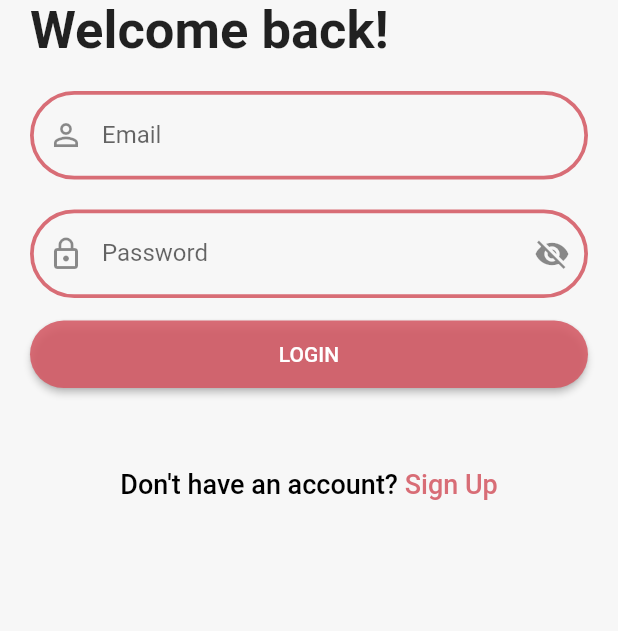
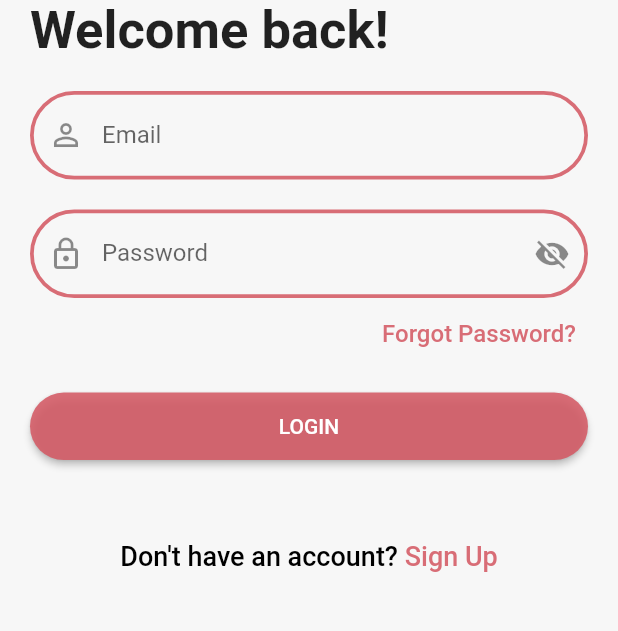
Before and after one commit to Manuel-Aragon/BrixColorFinder, a Flutter app: the screen it shows after launch, item 3 of the bottom bar chosen, after a tap on "Login", on a phone screen of 412 x 824 dp, the part 447-1078 px from its top. Run offline on Flutter 3.47's test engine with Material 2 defaults, Android fonts, the light colour scheme and no system bars; our stand-ins replace cloud_firestore, firebase_auth, firebase_core, firebase_storage, image_picker, shared_preferences; missing offline and left inert: firebase_ml_model_downloader, tflite_flutter, tflite_flutter_helper; accounts and stored records are empty.

Commit message:
ios stops crashing and forgot password visible

```diff
--- a/lib/login_page.dart
+++ b/lib/login_page.dart
@@ -8,6 +8,7 @@ import 'package:lucky13capstone/settings_model.dart';
 import 'package:provider/provider.dart';
 import 'notifiers.dart';
 import 'package:flutter/services.dart';
+import 'password_change.dart';
 
 // This class represents the login page of the app.
 class LoginPage extends StatefulWidget {
@@ -161,19 +162,27 @@ class _LoginPageState extends State<LoginPage> {
                       keyboardType: TextInputType.visiblePassword,
                       textInputAction: TextInputAction.done,
                     ),
-                    // Align(
-                    //   alignment: Alignment.centerRight,
-                    //   child: TextButton(
-                    //       onPressed: () {},
-                    //       style: TextButton.styleFrom(
-                    //         foregroundColor:
-                    //             const Color.fromARGB(223, 212, 89, 100),
-                    //       ),
-                    //       child: const Text(
-                    //         "Forgot Password?",
-                    //         style: TextStyle(fontSize: 16),
-                    //       )),
-                    // ),
+                    Align(
+                      alignment: Alignment.centerRight,
+                      child: TextButton(
+                          onPressed: () {
+                            HapticFeedback.vibrate();
+                            Navigator.push(
+                              context,
+                              MaterialPageRoute(
+                                  builder: (context) =>
+                                      const PasswordChangePage()),
+                            );
+                          },
+                          style: TextButton.styleFrom(
+                            foregroundColor:
+                                const Color.fromARGB(223, 212, 89, 100),
+                          ),
+                          child: const Text(
+                            "Forgot Password?",
+                            style: TextStyle(fontSize: 16),
+                          )),
+                    ),
                     const SizedBox(
                       height: 15,
                     ),
```
Also changed, not shown: pubspec.lock, 5 other files.
